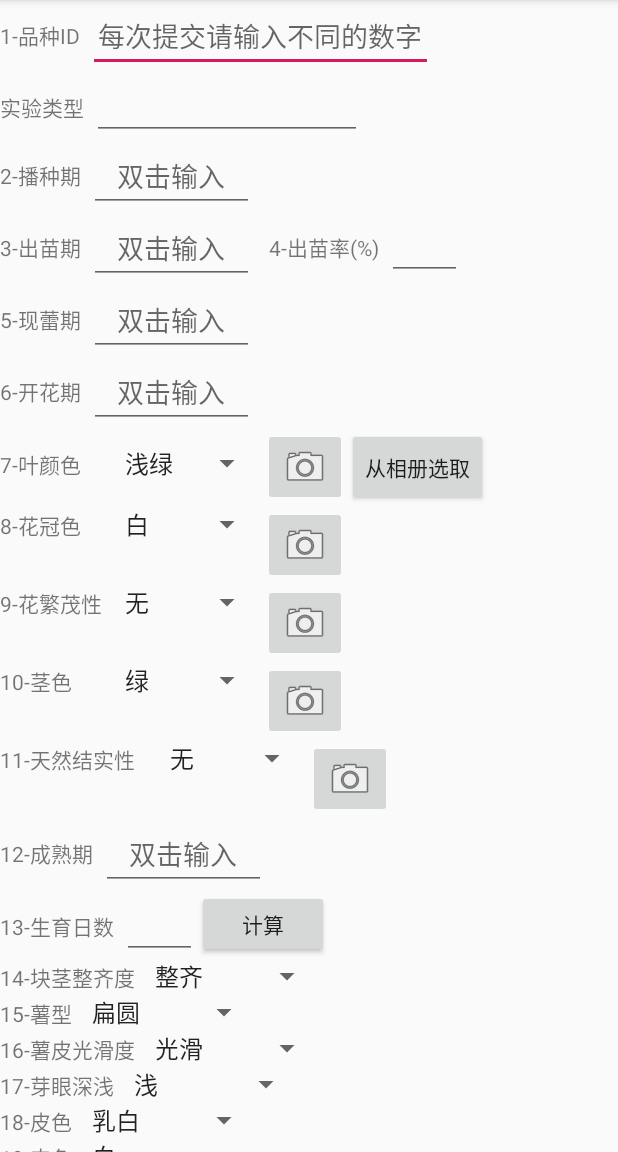
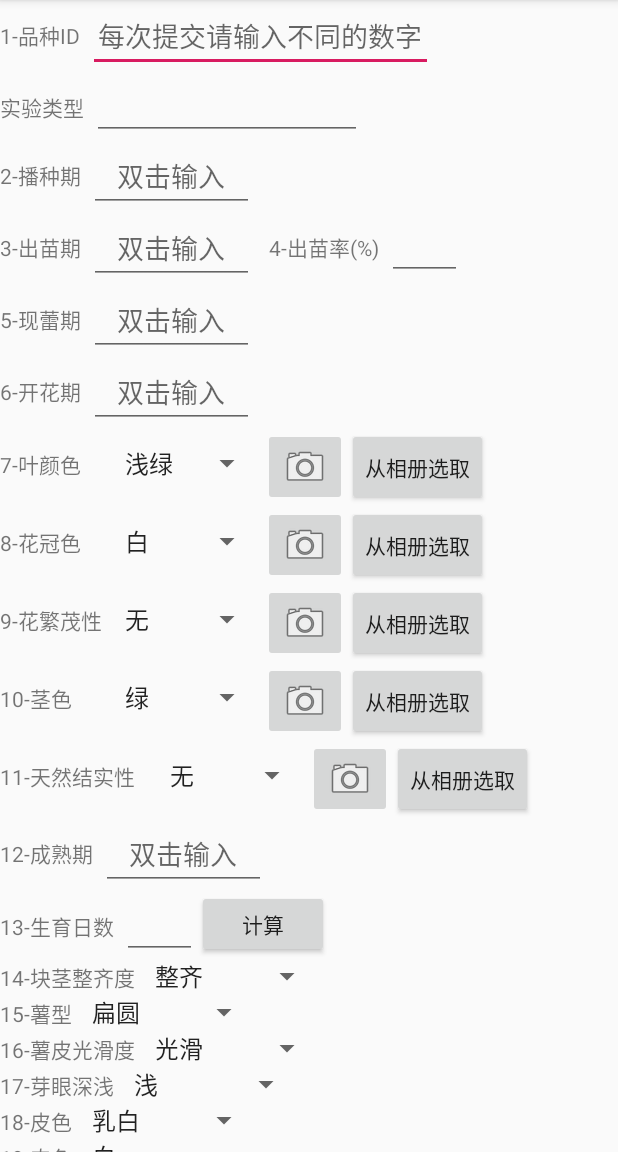
Before and after one commit to CurryYoo/Potato_System, an Android app: the SaveDataActivity screen opened directly, with no data from a screen before it, after a tap on "从相册选取", on a phone screen of 412 x 824 dp, the part 84-1236 px from its top. Run offline under Robolectric (Android 15) with nearby library versions, the phone set to English and light mode, and no system bars; 2 other taps on this screen came first.

Commit message:
add feature: select photo from album

```diff
--- a/app/src/main/java/com/example/kerne/potato/temporarystorage/SaveDataActivity.java
+++ b/app/src/main/java/com/example/kerne/potato/temporarystorage/SaveDataActivity.java
@@ -1,22 +1,14 @@
 package com.example.kerne.potato.temporarystorage;
 
 import android.Manifest;
-import android.app.Activity;
-import android.app.AlertDialog;
-import android.app.DatePickerDialog;
-import android.content.ContentUris;
 import android.content.ContentValues;
-import android.content.Context;
 import android.content.Intent;
 import android.content.pm.PackageManager;
-import android.database.Cursor;
 import android.database.sqlite.SQLiteDatabase;
 import android.graphics.Bitmap;
 import android.graphics.BitmapFactory;
 import android.net.Uri;
 import android.os.Build;
-import android.os.Environment;
-import android.provider.DocumentsContract;
 import android.provider.MediaStore;
 import android.support.annotation.NonNull;
 import android.support.annotation.RequiresApi;
@@ -27,13 +19,11 @@ import android.support.v7.app.AppCompatActivity;
 import android.os.Bundle;
 import android.text.InputType;
 import android.util.Log;
-import android.view.LayoutInflater;
 import android.view.Menu;
 import android.view.MenuInflater;
 import android.view.MenuItem;
 import android.view.View;
 import android.widget.Button;
-import android.widget.DatePicker;
 import android.widget.EditText;
 import android.widget.ImageButton;
 import android.widget.ImageView;
@@ -41,19 +31,14 @@ import android.widget.RadioGroup;
 import android.widget.Spinner;
 import android.widget.Toast;
 
-import com.example.kerne.potato.MainActivity;
 import com.example.kerne.potato.R;
 
 import java.io.File;
 import java.io.FileNotFoundException;
 import java.io.IOException;
-import java.lang.reflect.Method;
 import java.text.DecimalFormat;
 import java.text.ParseException;
-import java.text.SimpleDateFormat;
 import java.util.ArrayList;
-import java.util.Calendar;
-import java.util.Date;
 
 import static com.example.kerne.potato.temporarystorage.Util.getAverage;
 import static com.example.kerne.potato.temporarystorage.Util.getGrowingDays;
@@ -239,6 +224,14 @@ public class SaveDataActivity extends AppCompatActivity implements View.OnClickL
 
     //从相册选择叶颜色
     public static final int SELECT_PHOTO_COLOR = 12;
+    //从相册选择花冠色
+    public static final int SELECT_PHOTO_COROLLA_COLORS = 13;
+    //从相册选择花繁茂性
+    public static final int SELECT_PHOTO_PLANT_FLOURISH = 14;
+    //从相册选择茎色
+    public static final int SELECT_PHOTO_STEM_COLOR = 15;
+    //从相册选择天然结实性
+    public static final int SELECT_PHOTO_NATURAL_FECUNDITY = 16;
 
     //暂存功能
     private SpeciesDBHelper dbHelper;
@@ -296,9 +289,9 @@ public class SaveDataActivity extends AppCompatActivity implements View.OnClickL
         imbTakePhotoColor.setOnClickListener(this);
         ivShowColor = (ImageView) findViewById(R.id.imv_colors);
         ivShowColor.setOnClickListener(this);
-        //从相册选择照片
-        Button btnSelectPhotoFromAlbum = (Button) findViewById(R.id.btn_select_from_album);
-        btnSelectPhotoFromAlbum.setOnClickListener(this);
+        //从相册选择叶颜色照片
+        Button btnSelectPhotoFromAlbumColors = (Button) findViewById(R.id.btn_select_from_album_colors);
+        btnSelectPhotoFromAlbumColors.setOnClickListener(this);
 
         //花冠色
         spnCorollaColors = (Spinner) findViewById(R.id.corolla_colors);
@@ -307,6 +300,9 @@ public class SaveDataActivity extends AppCompatActivity implements View.OnClickL
         imbTakePhotoCorollaColors.setOnClickListener(this);
         ivShowCorollaColor = (ImageView) findViewById(R.id.imv_corolla_colors);
         ivShowCorollaColor.setOnClickListener(this);
+        //从相册选择花冠色照片
+        Button btnSelectPhotoFromAlbumCorollaColors = (Button) findViewById(R.id.btn_select_from_album_corolla_colors);
+        btnSelectPhotoFromAlbumCorollaColors.setOnClickListener(this);
 
         //花繁茂性
         spnPlantFlourish = (Spinner) findViewById(R.id.plant_flourish);
@@ -315,6 +311,9 @@ public class SaveDataActivity extends AppCompatActivity implements View.OnClickL
         imbTakePhotoPlantFlourish.setOnClickListener(this);
         ivShowPlantFlourish = (ImageView) findViewById(R.id.imv_plant_flourish);
         ivShowPlantFlourish.setOnClickListener(this);
+        //从相册选择花繁茂性照片
+        Button btnSelectPhotoFromAlbumPlantFlourish = (Button) findViewById(R.id.btn_select_from_album_plant_flourish);
+        btnSelectPhotoFromAlbumPlantFlourish.setOnClickListener(this);
 
         //茎色
         spnStemColor = (Spinner) findViewById(R.id.stem_color);
@@ -323,6 +322,9 @@ public class SaveDataActivity extends AppCompatActivity implements View.OnClickL
         imbTakePhotoStemColor.setOnClickListener(this);
         ivShowStemColors = (ImageView) findViewById(R.id.imv_stem_color);
         ivShowStemColors.setOnClickListener(this);
+        //从相册选择茎色照片
+        Button btnSelectPhotoFromAlbumStemColor = (Button) findViewById(R.id.btn_select_from_album_stem_color);
+        btnSelectPhotoFromAlbumStemColor.setOnClickListener(this);
 
         //天然结实性
         spnNaturalFecundity = (Spinner) findViewById(R.id.natural_fecundity);
@@ -331,7 +333,9 @@ public class SaveDataActivity extends AppCompatActivity implements View.OnClickL
         imbTakePhotoNaturalFecundity.setOnClickListener(this);
         ivShowNaturalFecundity = (ImageView) findViewById(R.id.imv_natural_fecundity);
         ivShowNaturalFecundity.setOnClickListener(this);
-
+        //从相册选择天然结实性照片
+        Button btnSelectPhotoFromAlbumNaturalFecundity = (Button) findViewById(R.id.btn_select_from_album_natural_fecundity);
+        btnSelectPhotoFromAlbumNaturalFecundity.setOnClickListener(this);
 
         //成熟期
         edtMaturePeriod = (EditText) findViewById(R.id.mature_period);
@@ -827,17 +831,8 @@ public class SaveDataActivity extends AppCompatActivity implements View.OnClickL
                 startActivityForResult(intent, TAKE_PHOTO_COLOR);
                 break;
             //从相册选择叶颜色照片
-            case R.id.btn_select_from_album:
-//                selectPhotoFromAlbum();
-                if (ContextCompat.checkSelfPermission(SaveDataActivity.this, Manifest.permission.WRITE_EXTERNAL_STORAGE)
-                        != PackageManager.PERMISSION_GRANTED) {
-                    ActivityCompat.requestPermissions(SaveDataActivity.this, new String[]{Manifest.permission.WRITE_EXTERNAL_STORAGE}, 1);
-                } else {
-                    Intent intent1 = new Intent("android.intent.action.GET_CONTENT");
-                    intent1.setType("image/*");
-                    startActivityForResult(intent1, SELECT_PHOTO_COLOR);
-                }
-
+            case R.id.btn_select_from_album_colors:
+                selectPhotoFromAlbum(SELECT_PHOTO_COLOR);
                 break;
             //叶颜色查看大图
             case R.id.imv_colors:
@@ -862,6 +857,10 @@ public class SaveDataActivity extends AppCompatActivity implements View.OnClickL
             case R.id.imv_corolla_colors:
                 watchLargePhoto(this, imageUriCorollaColor);
                 break;
+            //从相册选择花冠色照片
+            case R.id.btn_select_from_album_corolla_colors:
+                selectPhotoFromAlbum(SELECT_PHOTO_COROLLA_COLORS);
+                break;
             //花繁茂性拍照并显示
             case R.id.imb_plant_flourish:
                 File outputImagePlantFlourish = new File(getExternalCacheDir(), System.currentTimeMillis() + ".jpg");
@@ -880,6 +879,10 @@ public class SaveDataActivity extends AppCompatActivity implements View.OnClickL
             //花繁茂性查看大图
             case R.id.imv_plant_flourish:
                 watchLargePhoto(this,imageUriPlantFlourish);
+                break;
+            //从相册选择花繁茂性照片
+            case R.id.btn_select_from_album_plant_flourish:
+                selectPhotoFromAlbum(SELECT_PHOTO_PLANT_FLOURISH);
                 break;
             //茎色拍照并显示
             case R.id.imb_stem_color:
@@ -900,6 +903,10 @@ public class SaveDataActivity extends AppCompatActivity implements View.OnClickL
             case R.id.imv_stem_color:
                 watchLargePhoto(this, imageUriStemColors);
                 break;
+            //从相册选择茎色照片
+            case R.id.btn_select_from_album_stem_color:
+                selectPhotoFromAlbum(SELECT_PHOTO_STEM_COLOR);
+                break;
             //天然结实性拍照并显示
             case R.id.imb_natural_fecundity:
                 File outputImageNaturalFecundity = new File(getExternalCacheDir(), System.currentTimeMillis() + ".jpg");
@@ -918,6 +925,10 @@ public class SaveDataActivity extends AppCompatActivity implements View.OnClickL
             //天然结实性查看大图
             case R.id.imv_natural_fecundity:
                 watchLargePhoto(this,imageUriNaturalFecundity);
+                break;
+            //从相册选择天然结实性照片
+            case R.id.btn_select_from_album_natural_fecundity:
+                selectPhotoFromAlbum(SELECT_PHOTO_NATURAL_FECUNDITY);
                 break;
             //块茎整齐度拍照并显示
 //            case R.id.imb_tuber_uniformity:
@@ -1109,6 +1120,17 @@ public class SaveDataActivity extends AppCompatActivity implements View.OnClickL
         }
     }
 
+    private void selectPhotoFromAlbum(int selectType) {
+        if (ContextCompat.checkSelfPermission(SaveDataActivity.this, Manifest.permission.WRITE_EXTERNAL_STORAGE)
+                != PackageManager.PERMISSION_GRANTED) {
+            ActivityCompat.requestPermissions(SaveDataActivity.this, new String[]{Manifest.permission.WRITE_EXTERNAL_STORAGE}, 1);
+        } else {
+            Intent intent = new Intent("android.intent.action.GET_CONTENT");
+            intent.setType("image/*");
+            startActivityForResult(intent, selectType);
+        }
+    }
+
     @RequiresApi(api = Build.VERSION_CODES.KITKAT)
     @Override
     protected void onActivityResult(int requestCode, int resultCode, Intent data) {
@@ -1159,7 +1181,6 @@ public class SaveDataActivity extends AppCompatActivity implements View.OnClickL
                 break;
             //从相册选择叶颜色图片
             case SELECT_PHOTO_COLOR:
-                String imagePathLeafColor = null;
                 Uri uri = data.getData();
                 if(uri!=null) {
                     Bitmap bit = null;
@@ -1169,6 +1190,58 @@ public class SaveDataActivity extends AppCompatActivity implements View.OnClickL
                         e.printStackTrace();
                     }
                     ivShowColor.setImageBitmap(bit);
+                }
+                break;
+            //从相册选择花冠色图片
+            case SELECT_PHOTO_COROLLA_COLORS:
+                Uri uriCorollaColors = data.getData();
+                if(uriCorollaColors!=null) {
+                    Bitmap bit = null;
+                    try {
+                        bit = BitmapFactory.decodeStream(getContentResolver().openInputStream(uriCorollaColors));
+                    } catch (FileNotFoundException e) {
+                        e.printStackTrace();
+                    }
+                    ivShowCorollaColor.setImageBitmap(bit);
+                }
+                break;
+            //从相册选择花繁茂性图片
+            case SELECT_PHOTO_PLANT_FLOURISH:
+                Uri uriPlantFlourish = data.getData();
+                if(uriPlantFlourish!=null) {
+                    Bitmap bit = null;
+                    try {
+                        bit = BitmapFactory.decodeStream(getContentResolver().openInputStream(uriPlantFlourish));
+                    } catch (FileNotFoundException e) {
+                        e.printStackTrace();
+                    }
+                    ivShowPlantFlourish.setImageBitmap(bit);
+                }
+                break;
+            //从相册选择茎色图片
+            case SELECT_PHOTO_STEM_COLOR:
+                Uri uriStemColor = data.getData();
+                if(uriStemColor!=null) {
+                    Bitmap bit = null;
+                    try {
+                        bit = BitmapFactory.decodeStream(getContentResolver().openInputStream(uriStemColor));
+                    } catch (FileNotFoundException e) {
+                        e.printStackTrace();
+                    }
+                    ivShowStemColors.setImageBitmap(bit);
+                }
+                break;
+            //从相册选择天然结实性图片
+            case SELECT_PHOTO_NATURAL_FECUNDITY:
+                Uri uriNaturalFecundity = data.getData();
+                if(uriNaturalFecundity!=null) {
+                    Bitmap bit = null;
+                    try {
+                        bit = BitmapFactory.decodeStream(getContentResolver().openInputStream(uriNaturalFecundity));
+                    } catch (FileNotFoundException e) {
+                        e.printStackTrace();
+                    }
+                    ivShowNaturalFecundity.setImageBitmap(bit);
                 }
                 break;
             default:
--- a/app/src/main/res/layout/activity_commit_data.xml
+++ b/app/src/main/res/layout/activity_commit_data.xml
@@ -191,7 +191,7 @@
                     android:src="@android:drawable/ic_menu_camera" />
 
                 <Button
-                    android:id="@+id/btn_select_from_album"
+                    android:id="@+id/btn_select_from_album_colors"
                     android:layout_width="wrap_content"
                     android:layout_height="match_parent"
                     android:text="从相册选取" />
@@ -227,6 +227,12 @@
                     android:layout_height="wrap_content"
                     android:src="@android:drawable/ic_menu_camera" />
 
+                <Button
+                    android:id="@+id/btn_select_from_album_corolla_colors"
+                    android:layout_width="wrap_content"
+                    android:layout_height="match_parent"
+                    android:text="从相册选取" />
+
                 <ImageView
                     android:id="@+id/imv_corolla_colors"
                     android:layout_width="50dp"
@@ -256,6 +262,12 @@
                     android:layout_width="wrap_content"
                     android:layout_height="wrap_content"
                     android:src="@android:drawable/ic_menu_camera" />
+
+                <Button
+                    android:id="@+id/btn_select_from_album_plant_flourish"
+                    android:layout_width="wrap_content"
+                    android:layout_height="match_parent"
+                    android:text="从相册选取" />
 
                 <ImageView
                     android:id="@+id/imv_plant_flourish"
@@ -287,6 +299,12 @@
                     android:layout_height="wrap_content"
                     android:src="@android:drawable/ic_menu_camera" />
 
+                <Button
+                    android:id="@+id/btn_select_from_album_stem_color"
+                    android:layout_width="wrap_content"
+                    android:layout_height="match_parent"
+                    android:text="从相册选取" />
+
                 <ImageView
                     android:id="@+id/imv_stem_color"
                     android:layout_width="50dp"
@@ -316,6 +334,12 @@
                     android:layout_width="wrap_content"
                     android:layout_height="wrap_content"
                     android:src="@android:drawable/ic_menu_camera" />
+
+                <Button
+                    android:id="@+id/btn_select_from_album_natural_fecundity"
+                    android:layout_width="wrap_content"
+                    android:layout_height="match_parent"
+                    android:text="从相册选取" />
 
                 <ImageView
                     android:id="@+id/imv_natural_fecundity"
```
Also changed, not shown: 1 other file.
